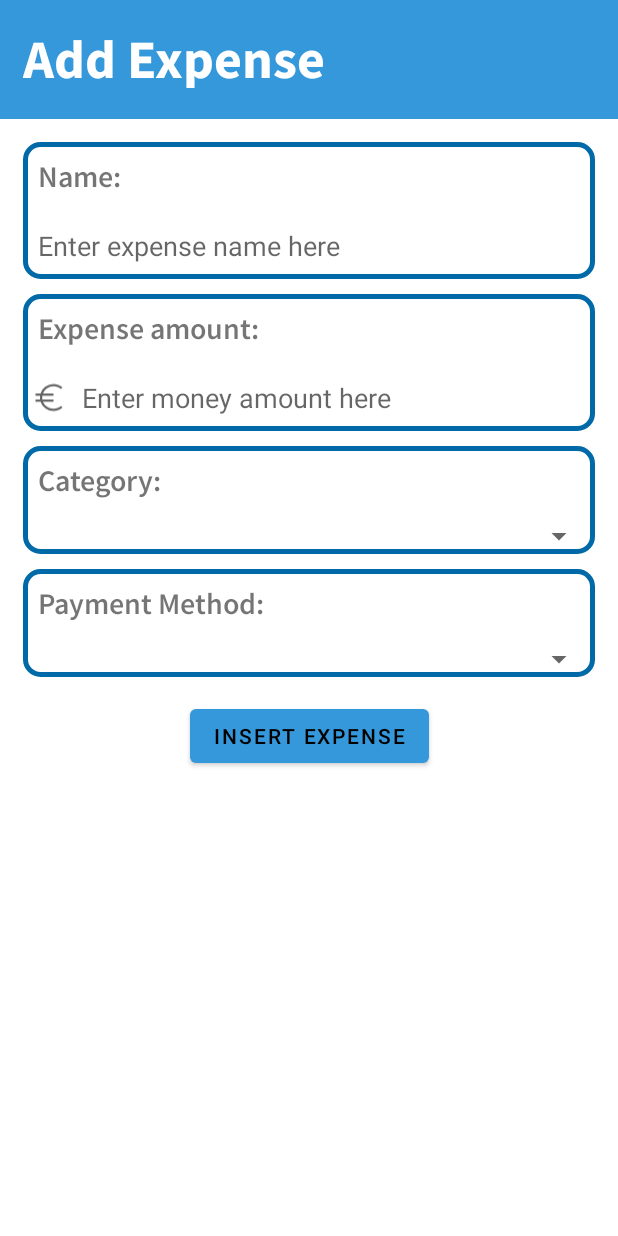
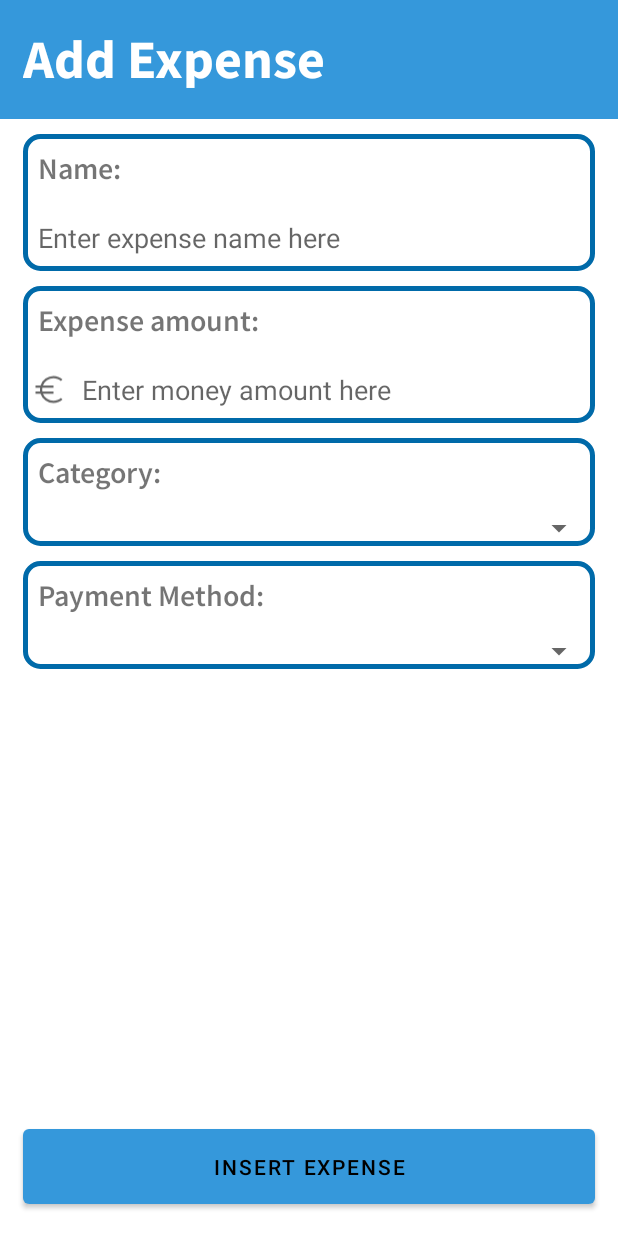
Before and after one commit to JoseRosario21/SpendingTracer, an Android app: the layout fragment_add_expense.xml on its own in the app's theme, with its tools: preview values and no code run, on a phone screen of 412 x 824 dp. Run offline under Robolectric (Android 15) with nearby library versions, the phone set to English and light mode, and no system bars.

Commit message:
Small UI Improvements.

```diff
--- a/app/src/main/java/com/jrosario/d04052022/spendingtracer/activities/spendingtracer/fragments/addexpense/AddExpenseFragment.kt
+++ b/app/src/main/java/com/jrosario/d04052022/spendingtracer/activities/spendingtracer/fragments/addexpense/AddExpenseFragment.kt
@@ -49,7 +49,7 @@ class AddExpenseFragment : Fragment() {
         }
 
         val paymentMethods = arrayListOf(getString(R.string.bank_balance), getString(R.string.cash), getString(R.string.food_allowance), getString(R.string.saving))
-        val paymentMethodAdapter = ArrayAdapter(requireContext(), com.google.android.material.R.layout.support_simple_spinner_dropdown_item, paymentMethods)
+        val paymentMethodAdapter = ArrayAdapter(requireContext(), R.layout.item_spiner, paymentMethods)
         binding.spPaymentMethod.adapter = paymentMethodAdapter
         binding.spPaymentMethod.onItemSelectedListener = object : AdapterView.OnItemSelectedListener {
             override fun onItemSelected(p0: AdapterView<*>?, p1: View?, p2: Int, p3: Long) {
--- a/app/src/main/java/com/jrosario/d04052022/spendingtracer/activities/spendingtracer/fragments/home/HomeFragment.kt
+++ b/app/src/main/java/com/jrosario/d04052022/spendingtracer/activities/spendingtracer/fragments/home/HomeFragment.kt
@@ -87,7 +87,7 @@ class HomeFragment : Fragment() {
         }
 
         val arrayOfOptions = arrayListOf(getString(R.string.bank_balance), getString(R.string.cash), getString(R.string.food_allowance), getString(R.string.saving))
-        val adapter = ArrayAdapter(requireContext(), com.google.android.material.R.layout.support_simple_spinner_dropdown_item, arrayOfOptions)
+        val adapter = ArrayAdapter(requireContext(), R.layout.item_spiner, arrayOfOptions)
         binding.spMoneyCategory.adapter = adapter
         binding.spMoneyCategory.onItemSelectedListener = object : AdapterView.OnItemSelectedListener {
             override fun onItemSelected(p0: AdapterView<*>?, p1: View?, p2: Int, p3: Long) {
--- a/app/src/main/res/layout/fragment_add_expense.xml
+++ b/app/src/main/res/layout/fragment_add_expense.xml
@@ -31,7 +31,7 @@
         android:id="@+id/rlName"
         android:layout_width="match_parent"
         android:layout_height="wrap_content"
-        android:layout_marginTop="15dp"
+        android:layout_marginTop="10dp"
         android:layout_marginHorizontal="15dp"
         android:background="@drawable/ic_background_round_corners"
         app:layout_constraintEnd_toEndOf="parent"
@@ -165,14 +165,16 @@
 
     </RelativeLayout>
 
-   <Button
-       android:id="@+id/btnAddExpense"
-       android:layout_width="wrap_content"
-       android:layout_height="wrap_content"
-       android:text="@string/insert_expense"
-       android:layout_marginTop="15dp"
-       app:layout_constraintTop_toBottomOf="@id/rlPaymentMethod"
-       app:layout_constraintStart_toStartOf="parent"
-       app:layout_constraintEnd_toEndOf="parent" />
+    <Button
+        android:id="@+id/btnAddExpense"
+        android:layout_width="match_parent"
+        android:layout_height="wrap_content"
+        android:layout_marginVertical="15dp"
+        android:layout_marginHorizontal="15dp"
+        android:padding="15dp"
+        android:text="@string/insert_expense"
+        app:layout_constraintBottom_toBottomOf="parent"
+        app:layout_constraintEnd_toEndOf="parent"
+        app:layout_constraintStart_toStartOf="parent" />
 
 </androidx.constraintlayout.widget.ConstraintLayout>
--- a/app/src/main/res/menu/bottom_nav_menu.xml
+++ b/app/src/main/res/menu/bottom_nav_menu.xml
@@ -6,7 +6,7 @@
         android:icon="@drawable/ic_home"/>
     <item
         android:id="@+id/add_expense"
-        android:title="@string/add_expense"
+        android:title="@string/add"
         android:icon="@drawable/ic_add_expense"/>
     <item
         android:id="@+id/spending"
--- a/app/src/main/res/values/strings.xml
+++ b/app/src/main/res/values/strings.xml
@@ -1,6 +1,7 @@
 <resources>
     <string name="app_name">Spending Tracer</string>
     <string name="spending">Spending</string>
+    <string name="add">Add</string>
     <string name="add_expense">Add Expense</string>
     <string name="home">Home</string>
     <string name="search_feature">Enter category name</string>
@@ -11,7 +12,6 @@
     <string name="total_balance">Total Balance</string>
     <string name="food_allowance">Food Allowance</string>
     <string name="format_currency" translatable="false">€%s</string>
-    <string name="add_money">Add money</string>
     <string name="enter_money_amount_here">Enter money amount here</string>
     <string name="name">Name:</string>
     <string name="expense_amount">Expense amount:</string>
@@ -32,7 +32,7 @@
     <string name="healthcare">Healthcare</string>
     <string name="entertainment">Entertainment</string>
     <string name="spending_graph">Spending Graph</string>
-    <string name="total_spent">Total Spent:\n$%s</string>
+    <string name="total_spent">Total Spent:\n€%s</string>
     <string name="no_expenses">No expenses</string>
     <string name="spending_by_category">Spending By Category</string>
 </resources>
```
Also changed, not shown: app/src/main/res/layout/fragment_home.xml (+39 -16 lines), app/src/main/res/layout/item_spiner.xml (added, +9 -0 lines), 1 other file.
